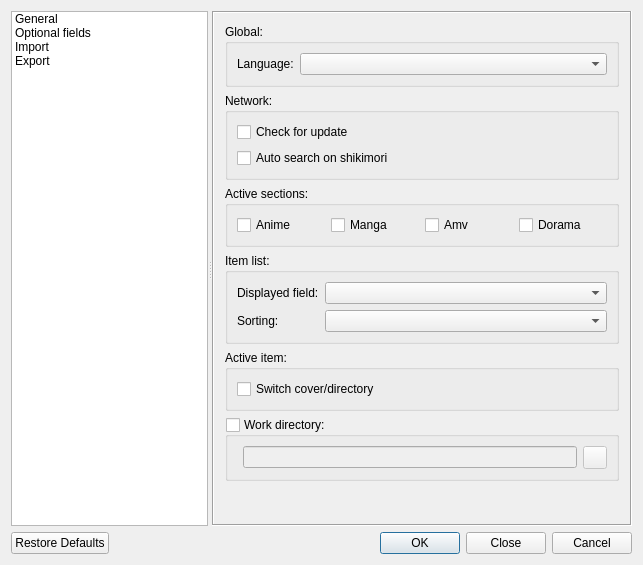
The window that settings.ui (LibertaSoft/DatabaseAnime) describes before a commit, drawn with Qt 5.
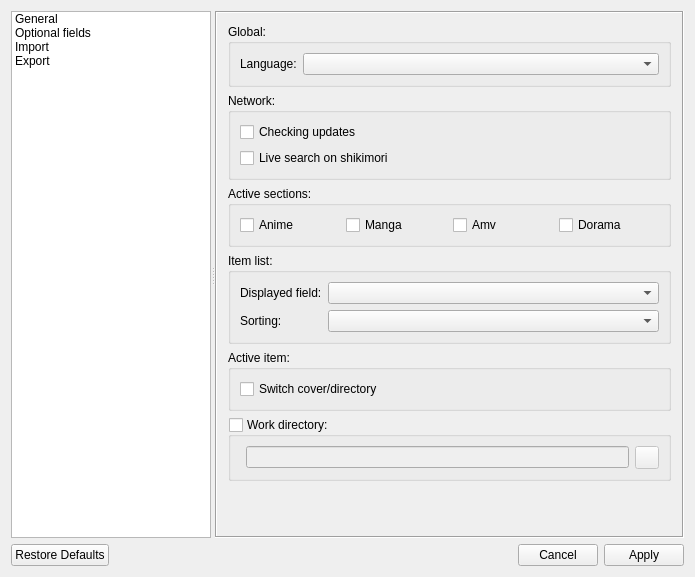
The same window after the commit. Icons and pictures are not drawn.

Commit message: Apply/Close buttons in settings dialog

Diff of the .ui file:
```diff
--- a/settings.ui
+++ b/settings.ui
@@ -6,8 +6,8 @@
    <rect>
     <x>0</x>
     <y>0</y>
-    <width>643</width>
-    <height>565</height>
+    <width>695</width>
+    <height>577</height>
    </rect>
   </property>
   <property name="windowTitle">
@@ -137,8 +137,8 @@
             <rect>
              <x>0</x>
              <y>0</y>
-             <width>401</width>
-             <height>514</height>
+             <width>465</width>
+             <height>516</height>
             </rect>
            </property>
            <layout class="QVBoxLayout" name="verticalLayout_4">
@@ -176,14 +176,14 @@
                <item row="0" column="0">
                 <widget class="QCheckBox" name="ChBox_CheckForUpdate">
                  <property name="text">
-                  <string>Check for update</string>
+                  <string>Checking updates</string>
                  </property>
                 </widget>
                </item>
                <item row="1" column="0">
                 <widget class="QCheckBox" name="ChBox_SearchOnShikimori">
                  <property name="text">
-                  <string>Auto search on shikimori</string>
+                  <string>Live search on shikimori</string>
                  </property>
                 </widget>
                </item>
@@ -808,7 +808,7 @@
       <enum>Qt::Horizontal</enum>
      </property>
      <property name="standardButtons">
-      <set>QDialogButtonBox::Cancel|QDialogButtonBox::Close|QDialogButtonBox::Ok|QDialogButtonBox::RestoreDefaults</set>
+      <set>QDialogButtonBox::Apply|QDialogButtonBox::Cancel|QDialogButtonBox::RestoreDefaults</set>
      </property>
     </widget>
    </item>
```
Left out of the diff: 12 changed lines with no effect on the pictures. The commit also changes 1 other file.
